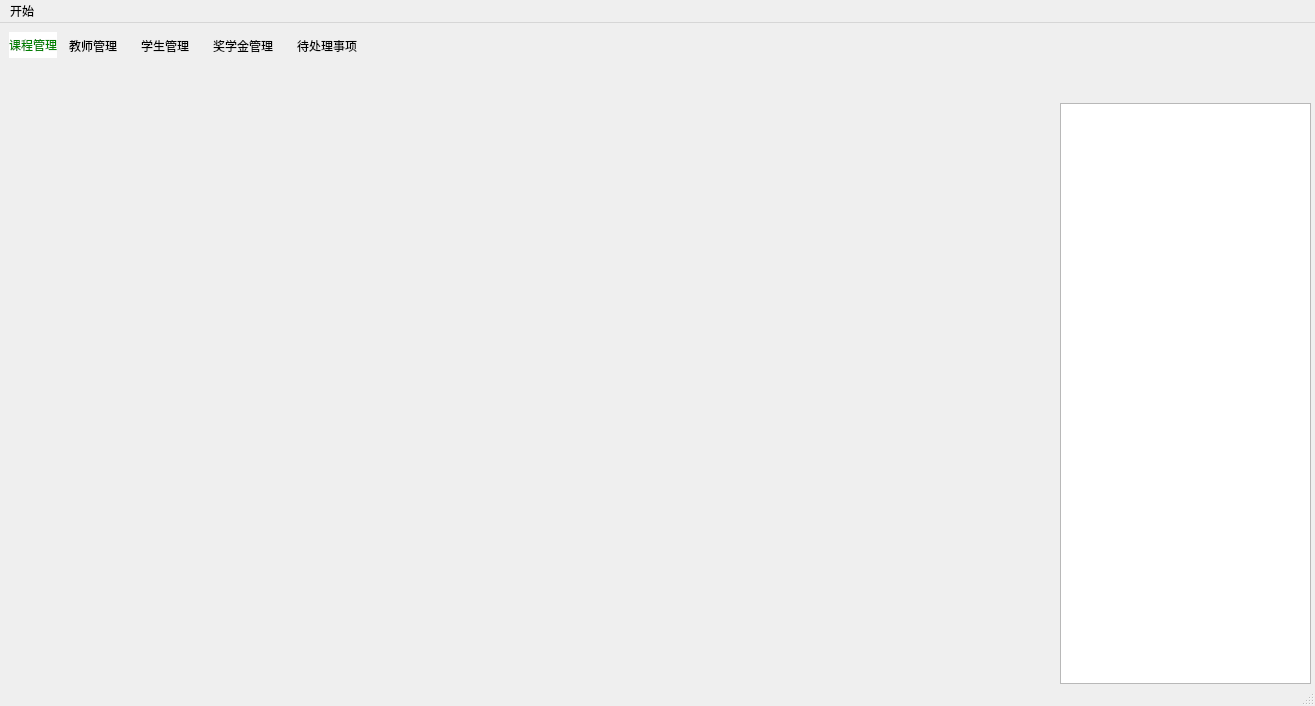
First picture: the form in adminwindow.ui, repository shiyu-coder/Student-information-management-system, before the edit.
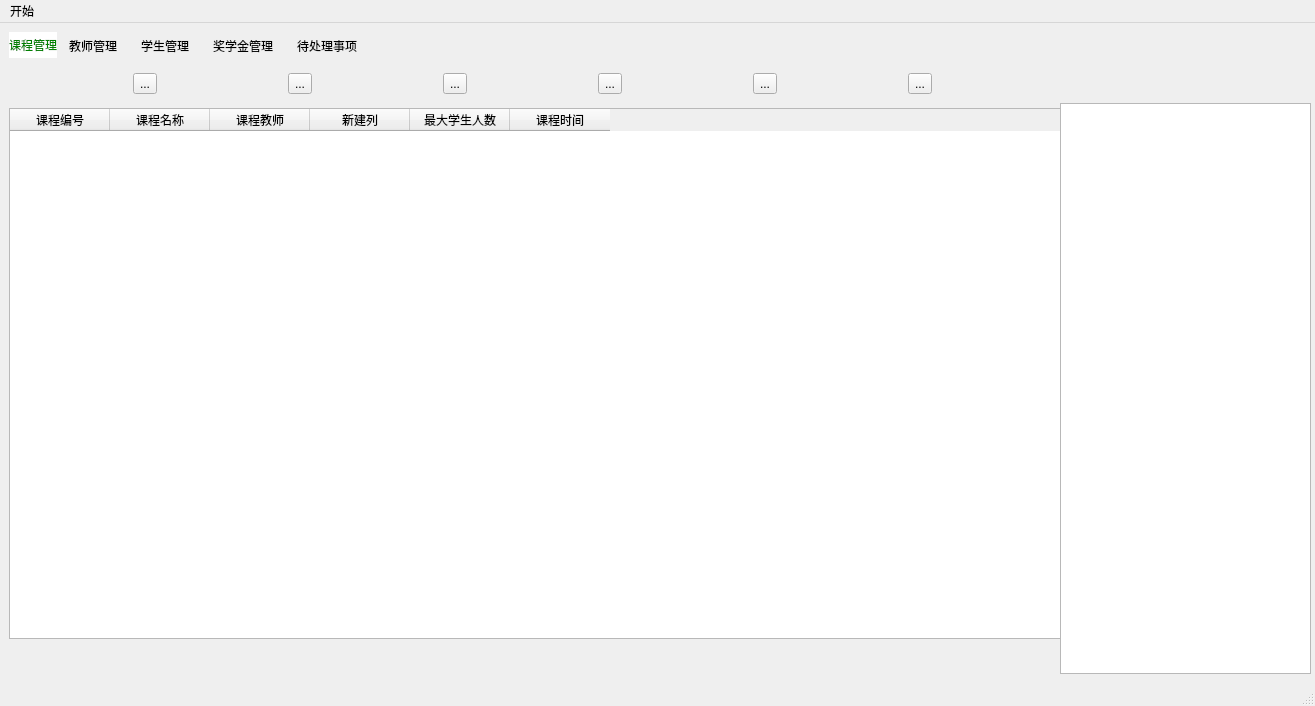
Second picture: the form after the edit. Icons and pictures are not drawn.

Commit message: 实现管理员界面（未完成），新增函数

```diff
--- a/adminwindow.ui
+++ b/adminwindow.ui
@@ -23,7 +23,7 @@
       <x>9</x>
       <y>9</y>
       <width>1051</width>
-      <height>671</height>
+      <height>651</height>
      </rect>
     </property>
     <property name="styleSheet">
@@ -55,6 +55,100 @@
      <attribute name="title">
       <string>课程管理</string>
      </attribute>
+     <widget class="QTableWidget" name="LessonWidget">
+      <property name="geometry">
+       <rect>
+        <x>0</x>
+        <y>50</y>
+        <width>1052</width>
+        <height>531</height>
+       </rect>
+      </property>
+      <column>
+       <property name="text">
+        <string>课程编号</string>
+       </property>
+      </column>
+      <column>
+       <property name="text">
+        <string>课程名称</string>
+       </property>
+      </column>
+      <column>
+       <property name="text">
+        <string>课程教师</string>
+       </property>
+      </column>
+      <column>
+       <property name="text">
+        <string>新建列</string>
+       </property>
+      </column>
+      <column>
+       <property name="text">
+        <string>最大学生人数</string>
+       </property>
+      </column>
+      <column>
+       <property name="text">
+        <string>课程时间</string>
+       </property>
+      </column>
+     </widget>
+     <widget class="QWidget" name="widget" native="true">
+      <property name="geometry">
+       <rect>
+        <x>-1</x>
+        <y>0</y>
+        <width>1051</width>
+        <height>51</height>
+       </rect>
+      </property>
+      <layout class="QHBoxLayout" name="horizontalLayout">
+       <item>
+        <widget class="QToolButton" name="toolButton">
+         <property name="text">
+          <string>...</string>
+         </property>
+        </widget>
+       </item>
+       <item>
+        <widget class="QToolButton" name="toolButton_6">
+         <property name="text">
+          <string>...</string>
+         </property>
+        </widget>
+       </item>
+       <item>
+        <widget class="QToolButton" name="toolButton_5">
+         <property name="text">
+          <string>...</string>
+         </property>
+        </widget>
+       </item>
+       <item>
+        <widget class="QToolButton" name="toolButton_4">
+         <property name="text">
+          <string>...</string>
+         </property>
+        </widget>
+       </item>
+       <item>
+        <widget class="QToolButton" name="toolButton_3">
+         <property name="text">
+          <string>...</string>
+         </property>
+        </widget>
+       </item>
+       <item>
+        <widget class="QToolButton" name="toolButton_2">
+         <property name="text">
+          <string>...</string>
+         </property>
+        </widget>
+       </item>
+      </layout>
+     </widget>
     </widget>
     <widget class="QWidget" name="tab_2">
      <attribute name="title">
@@ -99,7 +193,7 @@
       <x>1060</x>
       <y>80</y>
       <width>251</width>
-      <height>581</height>
+      <height>571</height>
      </rect>
     </property>
    </widget>
```
Left out of the diff: 280 changed lines with no effect on the pictures. The commit also changes 6 other files.
